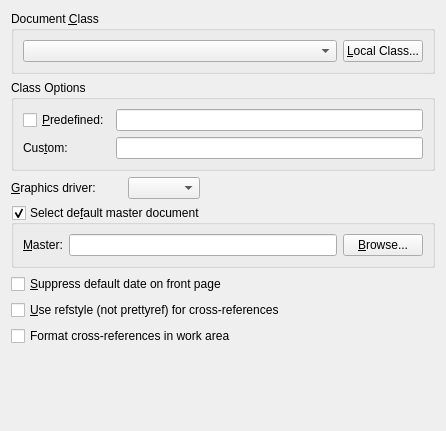
This is src/frontends/qt/ui/LaTeXUi.ui in unimiso/lyx_mirror as Qt 5 draws it before an edit. The edited form follows.
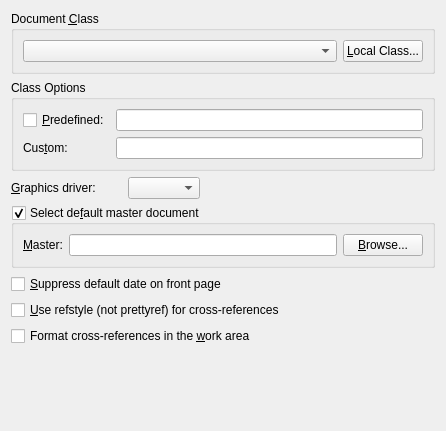
This is the edited form. Custom widgets are drawn as their Qt base class.

Patch:
```diff
--- a/src/frontends/qt/ui/LaTeXUi.ui
+++ b/src/frontends/qt/ui/LaTeXUi.ui
@@ -211,7 +211,7 @@
       <string>Attempt to display formatted cross-references as they would appear in the output, e.g., as &quot;Theorem 1&quot; rather than just as the label.</string>
      </property>
      <property name="text">
-      <string>Format cross-references in work area</string>
+      <string>Format cross-references in the &amp;work area</string>
      </property>
     </widget>
    </item>
```
